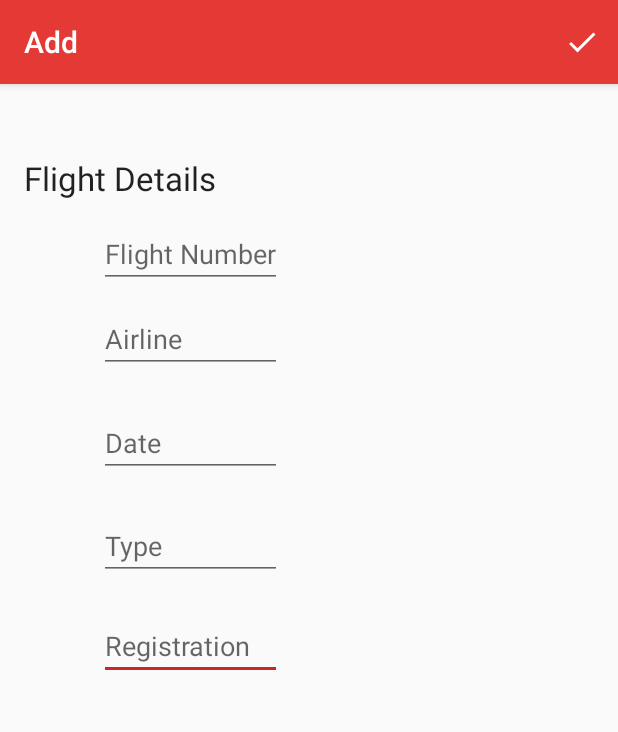
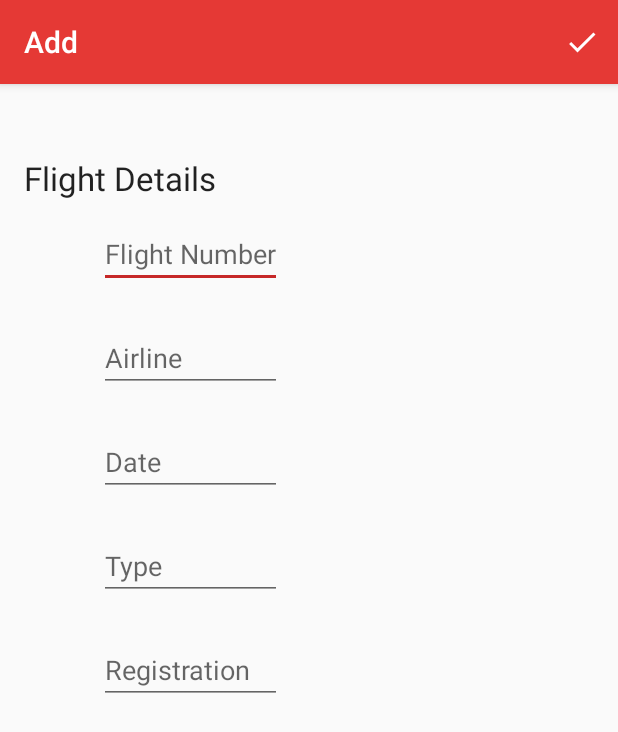
Before and after one commit to faiyaz72/FlightDiary, an Android app: the AddActivity screen opened directly, with no data from a screen before it, on a phone screen of 412 x 824 dp. Shown: the top 732 px of the screen. Run offline under Robolectric (Android 15) with nearby library versions, the phone set to English and light mode, and no system bars.

Commit message:
Improved user UI experience

```diff
--- a/FlightDiary/flightdiary/src/main/res/layout/activity_add.xml
+++ b/FlightDiary/flightdiary/src/main/res/layout/activity_add.xml
@@ -1,4 +1,5 @@
 <?xml version="1.0" encoding="utf-8"?>
+
 <RelativeLayout
 
 
@@ -9,6 +10,13 @@
     android:layout_height="match_parent"
     tools:context="com.example.android.flightdiary.AddActivity">
 
+    <ScrollView
+        android:layout_width="match_parent"
+        android:layout_height="wrap_content">
+        <RelativeLayout
+            android:layout_width="match_parent"
+            android:layout_height="wrap_content">
+
         <EditText
             android:id="@+id/regText"
             android:layout_width="wrap_content"
@@ -18,7 +26,7 @@
             android:layout_alignRight="@+id/typeText"
             android:layout_alignStart="@+id/typeText"
             android:layout_below="@+id/typeText"
-        android:layout_marginTop="21dp"
+            android:layout_marginTop="24dp"
             android:hint="Registration" />
 
         <EditText
@@ -30,7 +38,7 @@
             android:layout_alignRight="@+id/dateText"
             android:layout_alignStart="@+id/dateText"
             android:layout_below="@+id/dateText"
-        android:layout_marginTop="23dp"
+            android:layout_marginTop="24dp"
             android:hint="Type" />
 
         <EditText
@@ -54,7 +62,7 @@
             android:layout_alignRight="@+id/nameText"
             android:layout_alignStart="@+id/nameText"
             android:layout_below="@+id/nameText"
-        android:layout_marginTop="11dp"
+            android:layout_marginTop="24dp"
             android:hint="Airline" />
 
 
@@ -83,5 +91,9 @@
             android:text="Flight Details"
             android:textAppearance="@style/TextAppearance.AppCompat.Large" />
 
+        </RelativeLayout>
+
+    </ScrollView>
+
 
 </RelativeLayout>
```
Also changed, not shown: FlightDiary/flightdiary/src/main/AndroidManifest.xml (+10 -2 lines), FlightDiary/flightdiary/src/main/java/com/example/android/flightdiary/AddActivity.java (+33 -0 lines), FlightDiary/flightdiary/src/main/java/com/example/android/flightdiary/FlightClickActivity.java (+21 -1 lines), FlightDiary/flightdiary/src/main/res/layout/activity_flight_click.xml (+1 -6 lines). Lines whose indentation alone changed are shown as unchanged.
